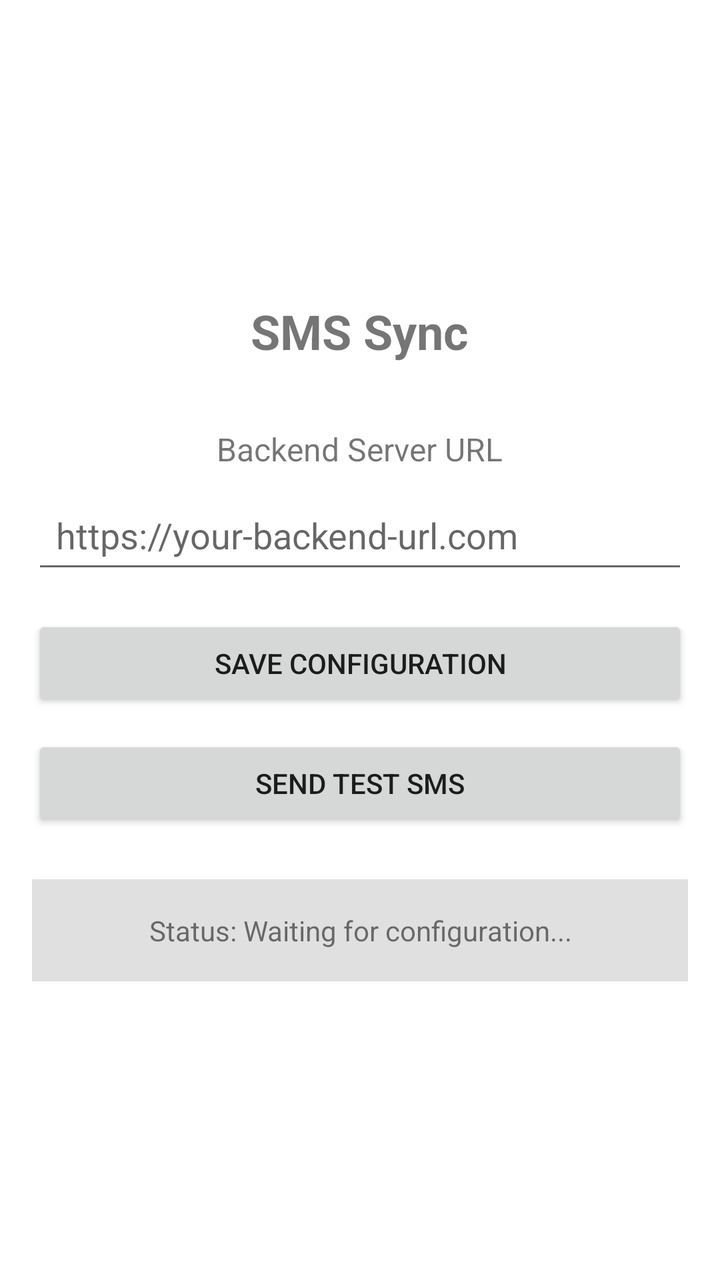
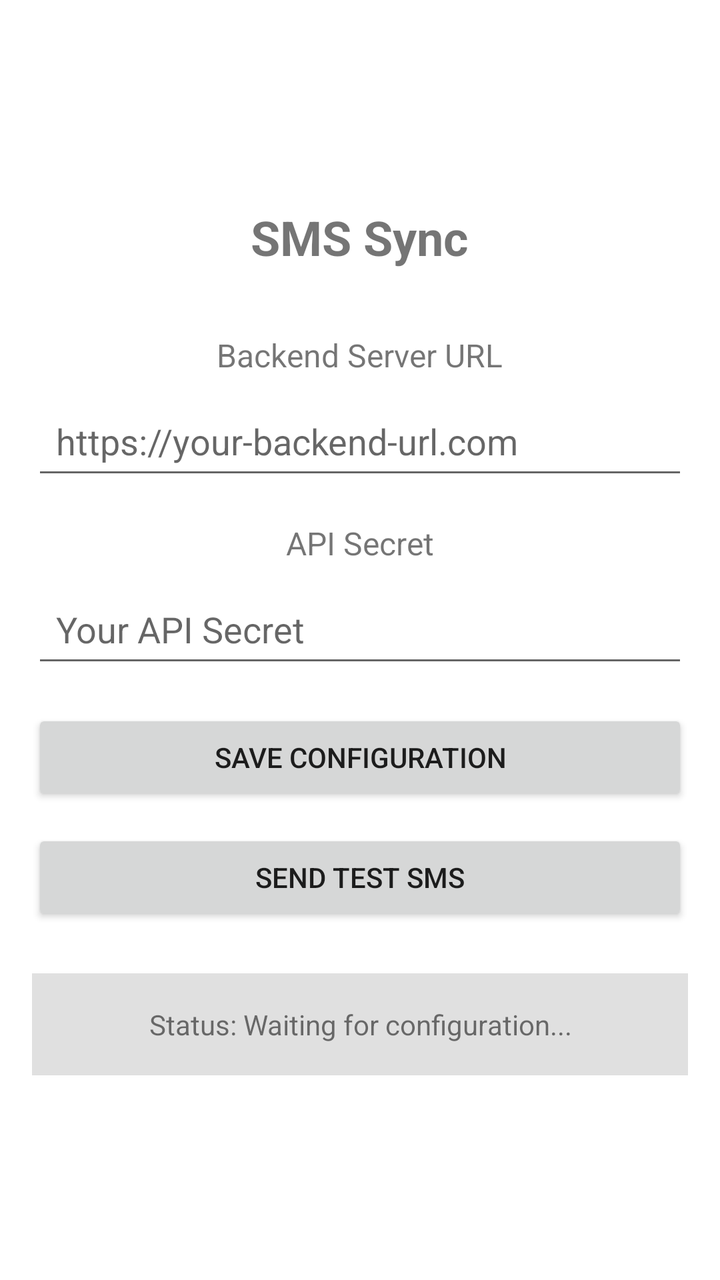

Before-and-after screenshots of an Android layout around one commit, followed by the original layout XML and the change that was made.
<!-- AndroidManifest.xml: application theme Theme.SMSSync -->
<!-- res/layout/activity_main.xml -->
<?xml version="1.0" encoding="utf-8"?>
<LinearLayout xmlns:android="http://schemas.android.com/apk/res/android"
    android:layout_width="match_parent"
    android:layout_height="match_parent"
    android:orientation="vertical"
    android:padding="16dp"
    android:gravity="center">

    <TextView
        android:layout_width="wrap_content"
        android:layout_height="wrap_content"
        android:text="SMS Sync"
        android:textSize="24sp"
        android:textStyle="bold"
        android:layout_marginBottom="32dp" />

    <TextView
        android:layout_width="wrap_content"
        android:layout_height="wrap_content"
        android:text="Backend Server URL"
        android:textSize="16sp"
        android:layout_marginBottom="8dp" />

    <EditText
        android:id="@+id/backendUrlEditText"
        android:layout_width="match_parent"
        android:layout_height="wrap_content"
        android:hint="https://your-backend-url.com"
        android:inputType="textUri"
        android:layout_marginBottom="16dp"
        android:padding="12dp" />

    <Button
        android:id="@+id/saveButton"
        android:layout_width="match_parent"
        android:layout_height="wrap_content"
        android:text="Save Configuration"
        android:layout_marginBottom="12dp" />

    <Button
        android:id="@+id/testButton"
        android:layout_width="match_parent"
        android:layout_height="wrap_content"
        android:text="Send Test SMS"
        android:layout_marginBottom="24dp" />

    <TextView
        android:id="@+id/statusTextView"
        android:layout_width="match_parent"
        android:layout_height="wrap_content"
        android:text="Status: Waiting for configuration..."
        android:textSize="14sp"
        android:gravity="center"
        android:padding="16dp"
        android:background="#E0E0E0" />

</LinearLayout>
<!-- resources referenced by this layout -->
<resources>
  <style name="Theme.SMSSync" parent="Theme.MaterialComponents.DayNight.DarkActionBar">
          <item name="colorPrimary">@android:color/holo_blue_dark</item>
          <item name="colorPrimaryDark">@android:color/holo_blue_dark</item>
          <item name="colorAccent">@android:color/holo_blue_light</item>
      </style>
</resources>

<!-- the commit's change to res/layout/activity_main.xml (unified diff, before → after) -->
@@ -30,6 +30,22 @@
         android:layout_marginBottom="16dp"
         android:padding="12dp" />
 
+    <TextView
+        android:layout_width="wrap_content"
+        android:layout_height="wrap_content"
+        android:text="API Secret"
+        android:textSize="16sp"
+        android:layout_marginBottom="8dp" />
+
+    <EditText
+        android:id="@+id/apiSecretEditText"
+        android:layout_width="match_parent"
+        android:layout_height="wrap_content"
+        android:hint="Your API Secret"
+        android:inputType="textPassword"
+        android:layout_marginBottom="16dp"
+        android:padding="12dp" />
+
     <Button
         android:id="@+id/saveButton"
         android:layout_width="match_parent"
